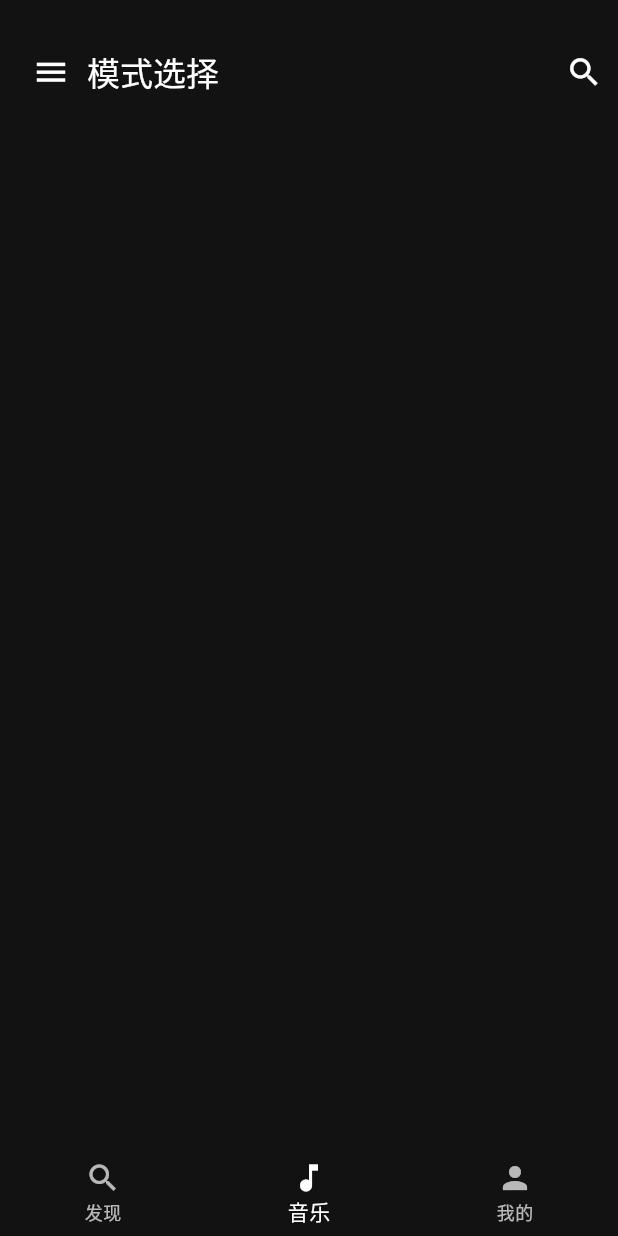
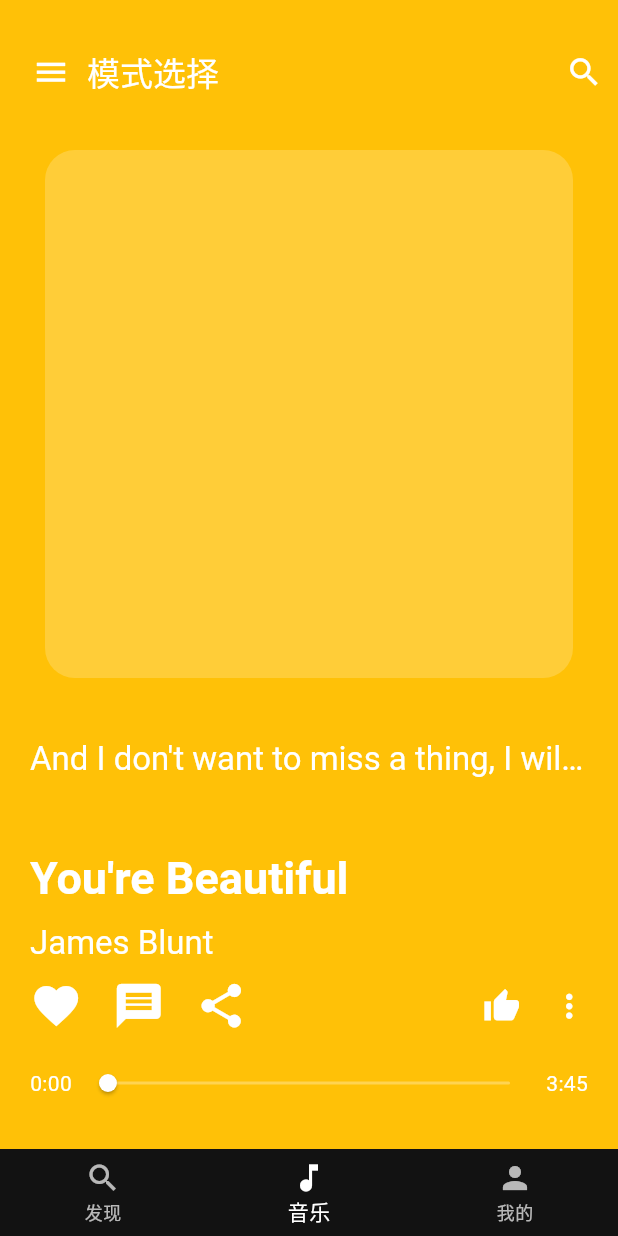
Before and after one commit to aidaole/AiMusic, a Flutter app: the screen it shows after launch, item 2 of the bottom bar chosen, on a phone screen of 412 x 824 dp. Run offline on Flutter 3.47's test engine with Material 3 defaults, Android fonts, the phone set to English and light mode, and no system bars; network calls fail.

Commit message:
[修改播放音乐ui]

```diff
--- a/lib/modules/account/account_page.dart
+++ b/lib/modules/account/account_page.dart
@@ -43,7 +43,7 @@ class AccountPage extends StatelessWidget {
             Container(
               height: double.infinity,
               decoration: const BoxDecoration(
-                color: Color.fromARGB(255, 49, 49, 49),
+                color: defaultBgColor,
                 borderRadius: BorderRadius.only(
                   topLeft: Radius.circular(20),
                   topRight: Radius.circular(20),
@@ -199,7 +199,7 @@ class AccountPage extends StatelessWidget {
   }
 
   _buildActionBar(BuildContext context) {
-    double iconSize = 25.0;
+    double iconSize = 30.0;
     double padding = 10.0;
     return Row(
       mainAxisAlignment: MainAxisAlignment.end,
@@ -231,13 +231,13 @@ class AccountPage extends StatelessWidget {
 
   _buildStatusBar(BuildContext context) {
     return SizedBox(
-      height: defaultActionBarHeight.toDouble(),
+      height: defaultStatusBarHeight.toDouble(),
     );
   }
 
   _buildMusicWall() {
     return Container(
-      color: Colors.black54,
+      color: Colors.blue.withAlpha(20),
     );
   }
 }
--- a/lib/modules/music/music_page.dart
+++ b/lib/modules/music/music_page.dart
@@ -15,11 +15,167 @@ class MusicPage extends StatelessWidget {
   }
 
   _buildBody(BuildContext context) {
-    return Column(
+    return Stack(
       children: [
-        _buildStatusBar(context),
-        _buildActionBar(context),
+        _buildMusicListWidget(),
+        Column(
+          children: [
+            _buildStatusBar(context),
+            _buildActionBar(context),
+          ],
+        )
       ],
+    );
+  }
+
+  Expanded _buildMusicListWidget() {
+    return Expanded(
+      child: PageView.builder(
+        scrollDirection: Axis.vertical,
+        itemBuilder: (context, index) {
+          return _buildMusicInfoItemWidget(context, index);
+        },
+      ),
+    );
+  }
+
+  Container _buildMusicInfoItemWidget(BuildContext context, int index) {
+    final colors = [
+      Colors.amber,
+      Colors.blue,
+      Colors.green,
+      Colors.purple,
+      Colors.red
+    ];
+    return Container(
+      color: colors[index % colors.length],
+      width: double.infinity,
+      height: double.infinity,
+      child: Column(
+        children: [
+          const SizedBox(
+            height: 100,
+          ),
+          _buildMusicPicWidget(context),
+          const SizedBox(
+            height: 40,
+          ),
+          _buildMusicLyricWidget(context),
+          const Spacer(),
+          _buildMusicControlWidget(context),
+        ],
+      ),
+    );
+  }
+
+  Padding _buildMusicPicWidget(BuildContext context) {
+    return Padding(
+      padding: const EdgeInsets.symmetric(horizontal: 30),
+      child: Container(
+        height: MediaQuery.of(context).size.width - 60,
+        decoration: BoxDecoration(
+            color: Colors.white.withAlpha(50),
+            borderRadius: const BorderRadius.all(Radius.circular(20))),
+      ),
+    );
+  }
+
+  _buildMusicLyricWidget(BuildContext context) {
+    return Padding(
+      padding: const EdgeInsets.symmetric(horizontal: 20),
+      child: Text(
+        'And I don\'t want to miss a thing, I will never miss a thing',
+        maxLines: 1,
+        overflow: TextOverflow.ellipsis,
+        style: Theme.of(context).textTheme.titleLarge,
+      ),
+    );
+  }
+
+  _buildMusicControlWidget(BuildContext context) {
+    const iconSize = 35.0;
+    return Container(
+      padding: const EdgeInsets.symmetric(horizontal: 20),
+      child: Column(
+        crossAxisAlignment: CrossAxisAlignment.start,
+        children: [
+          Text(
+            "You're Beautiful",
+            style: Theme.of(context)
+                .textTheme
+                .titleLarge
+                ?.copyWith(fontWeight: FontWeight.bold, fontSize: 30),
+          ),
+          const SizedBox(
+            height: 10,
+          ),
+          Text(
+            "James Blunt",
+            style: Theme.of(context).textTheme.titleLarge,
+          ),
+          const SizedBox(
+            height: 10,
+          ),
+          const Row(
+            children: [
+              Icon(Icons.favorite_sharp, size: iconSize),
+              SizedBox(
+                width: 20,
+              ),
+              Icon(Icons.message, size: iconSize),
+              SizedBox(
+                width: 20,
+              ),
+              Icon(Icons.share, size: iconSize),
+              Spacer(),
+              Icon(Icons.thumb_up, size: iconSize - 10),
+              SizedBox(
+                width: 20,
+              ),
+              Icon(Icons.more_vert, size: iconSize - 10),
+            ],
+          ),
+          const SizedBox(
+            height: 10,
+          ),
+          Row(
+            children: [
+              Text(
+                "0:00",
+                style: Theme.of(context).textTheme.bodyMedium,
+              ),
+              Expanded(
+                child: SliderTheme(
+                  data: SliderThemeData(
+                    activeTrackColor: Colors.white,
+                    inactiveTrackColor: Colors.white.withOpacity(0.3),
+                    thumbColor: Colors.white,
+                    trackHeight: 2.0,
+                    thumbShape: const RoundSliderThumbShape(
+                      enabledThumbRadius: 6.0,
+                    ),
+                  ),
+                  child: Slider(
+                    value: 0.0,
+                    min: 0.0,
+                    max: 100.0,
+                    onChanged: (value) {
+                      // TODO: 处理进度条拖动
+                    },
+                  ),
+                ),
+              ),
+              Text(
+                "3:45",
+                style: Theme.of(context).textTheme.bodyMedium,
+              ),
+            ],
+          ),
+          const SizedBox(
+            height: 20,
+          )
+        ],
+      ),
     );
   }
 
```
